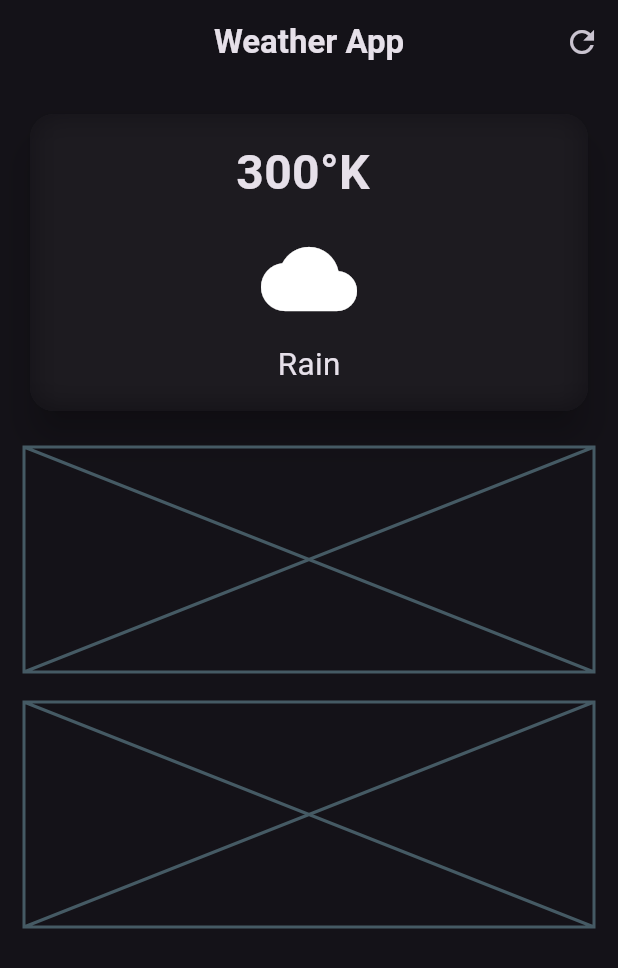
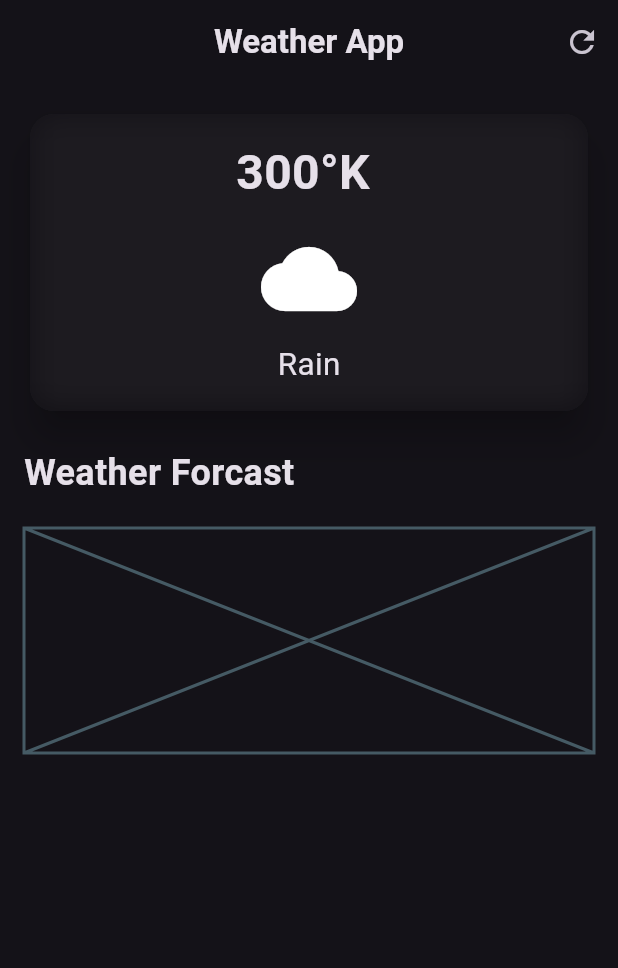
Before and after one commit to Chukwujekwu1/weather_app, a Flutter app: the screen it shows after launch, on a phone screen of 412 x 824 dp. Shown: the top 968 px of the screen. Run offline on Flutter 3.47's test engine with Material 2 defaults, Android fonts, the phone set to English and light mode, and no system bars.

Commit message:
added header for weather forcast card

```diff
--- a/lib/weather_screen.dart
+++ b/lib/weather_screen.dart
@@ -26,6 +26,7 @@ class WeatherScreen extends StatelessWidget {
       body: Padding(
         padding: const EdgeInsets.all(16.0),
         child: Column(
+          crossAxisAlignment: CrossAxisAlignment.start,
           children: [
             // main card
             SizedBox(
@@ -76,18 +77,25 @@ class WeatherScreen extends StatelessWidget {
                 ),
               ),
             ),
-            SizedBox(
+            const SizedBox(
               height: 20,
             ),
             // weather forcast card
-            Placeholder(
-              fallbackHeight: 150,
+            const Align(
+              alignment: Alignment.centerLeft,
+              child: Text(
+                "Weather Forcast",
+                style: TextStyle(
+                  fontSize: 24,
+                  fontWeight: FontWeight.bold,
+                ),
+              ),
             ),
-            SizedBox(
+            const SizedBox(
               height: 20,
             ),
             // Additional information card
-            Placeholder(
+            const Placeholder(
               fallbackHeight: 150,
             ),
           ],
```
